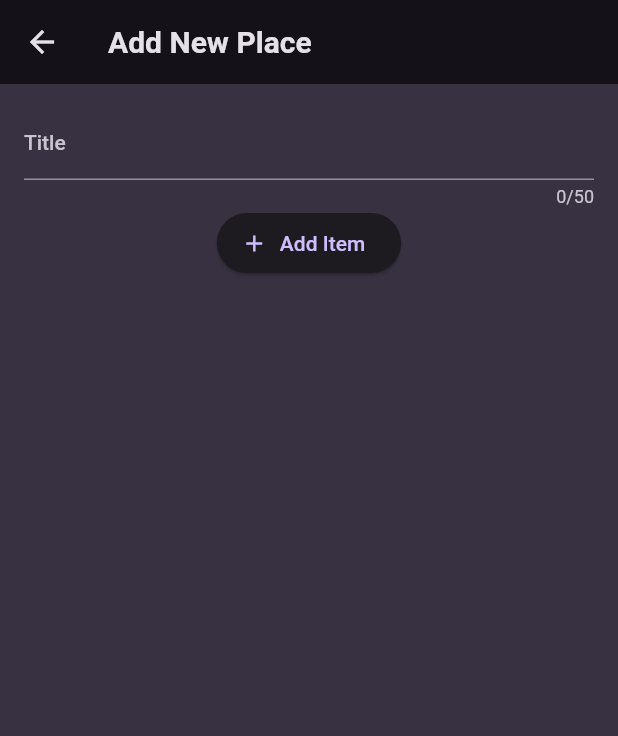
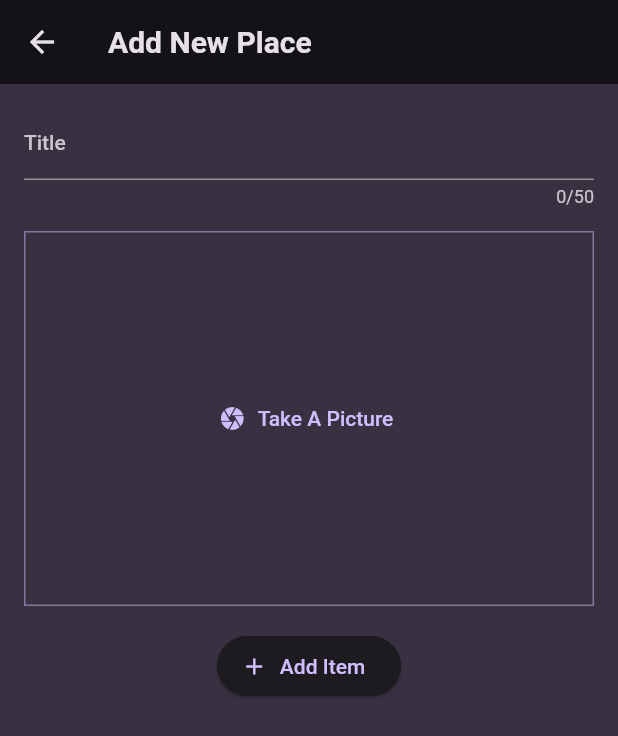
Before and after one commit to Abd-UlRahman-Khalid/Favorite_places, a Flutter app: the NewPlaceScreen screen opened directly, on a phone screen of 412 x 824 dp. Shown: the top 736 px of the screen. Run offline on Flutter 3.47's test engine with Material 2 defaults, Android fonts, the phone set to English and light mode, and no system bars; our stand-ins replace flutter_riverpod, google_fonts, riverpod.

Commit message:
Adding ImagePicker Package

```diff
--- a/lib/screens/new_place.dart
+++ b/lib/screens/new_place.dart
@@ -1,4 +1,5 @@
 import 'package:favorite_place/providers/user_places.dart';
+import 'package:favorite_place/wedgits/image_input.dart';
 import 'package:flutter/material.dart';
 import 'package:flutter_riverpod/flutter_riverpod.dart';
 
@@ -48,6 +49,9 @@ class _NewPlaceState extends ConsumerState<NewPlaceScreen> {
               ),
               controller: _titleController,
             ),
+            SizedBox(height: 16,),
+            ImageInPut(),
+            SizedBox(height: 16,),
             ElevatedButton.icon(
               onPressed: _savePlace,
               icon: const Icon(Icons.add),
--- /dev/null
+++ b/lib/wedgits/image_input.dart
@@ -0,0 +1,33 @@
+import 'package:flutter/material.dart';
+
+class ImageInPut extends StatefulWidget {
+  const ImageInPut({super.key});
+
+  @override
+  State<ImageInPut> createState() => _ImageInPutState();
+}
+
+class _ImageInPutState extends State<ImageInPut> {
+
+  void _tackPicture(){
+
+  }
+
+  @override
+  Widget build(BuildContext context) {
+    return Container(
+      height: 250,
+      width: double.infinity,
+      alignment: Alignment.center,
+      decoration: BoxDecoration(
+        border: Border.all(width: 1,
+        color: Theme.of(context).colorScheme.primary.withOpacity(0.5))
+      ),
+      child: TextButton.icon(
+        onPressed: _tackPicture,
+        icon: const Icon(Icons.camera),
+        label: const Text('Take A Picture'),
+      ),
+    );
+  }
+}
--- a/pubspec.yaml
+++ b/pubspec.yaml
@@ -38,6 +38,7 @@ dependencies:
   google_fonts: ^6.1.0
   flutter_riverpod: ^2.4.6
   uuid: ^4.2.1
+  image_picker: ^1.0.4
 
 dev_dependencies:
   flutter_test:
```
Also changed, not shown: pubspec.lock, 5 other files.
